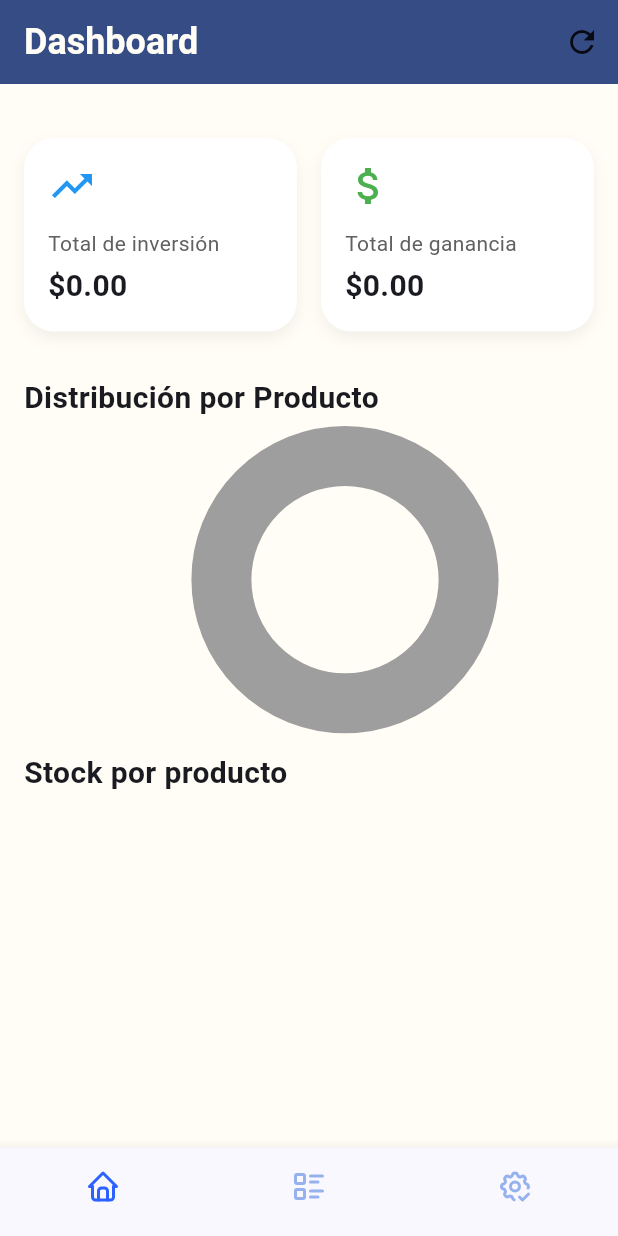
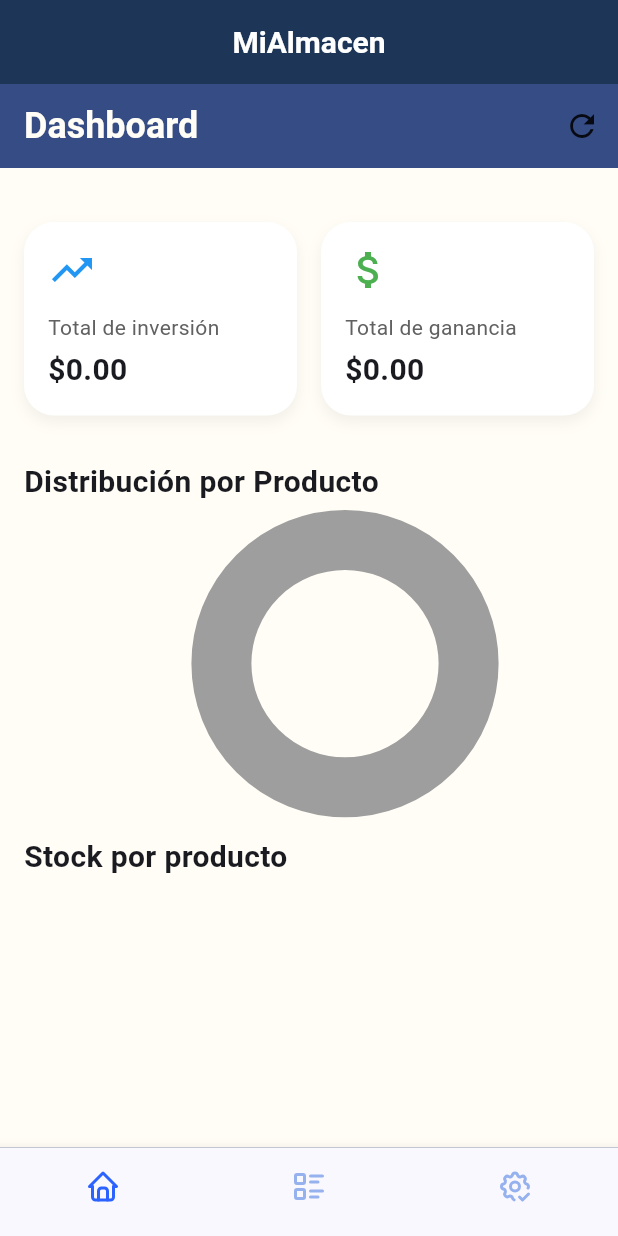
Before and after one commit to AldroX/miAlmacenApp, a Flutter app: the screen it shows after launch, on a phone screen of 412 x 824 dp. Run offline on Flutter 3.47's test engine with Material 3 defaults, Android fonts, the phone set to English and light mode, and no system bars; drawn by our look-alikes of pie_chart; our stand-ins replace firebase_core, flutter_svg, hive, hive_flutter, image_picker; accounts and stored records are empty.

Commit message:
fix:configuracion del nav con los nuevos colores

```diff
--- a/lib/main.dart
+++ b/lib/main.dart
@@ -7,6 +7,7 @@ import 'services/product_service.dart';
 import 'pages/dashboard.dart';
 import 'pages/products_page.dart';
 import 'widgets/test.dart';
+import 'core/theme/palette_colors.dart';
 
 const Color kActiveColor = Color.fromRGBO(44, 98, 255, 1.0);
 const Color kInactiveColor = Color(0xFF95B1EE);
@@ -27,8 +28,8 @@ const String listIcon = '''
   <path d="M13 19h5" />
   <path d="M3 4m0 1a1 1 0 0 1 1 -1h4a1 1 0 0 1 1 1v4a1 1 0 0 1 -1 1h-4a1 1 0 0 1 -1 -1z" />
   <path d="M3 14m0 1a1 1 0 0 1 1 -1h4a1 1 0 0 1 1 1v4a1 1 0 0 1 -1 1h-4a1 1 0 0 1 -1 -1z" />
-</svg>
-''';
+  </svg>
+  ''';
 
 const String settingsIcon = '''
     <svg  xmlns="http://www.w3.org/2000/svg"  width="24"  height="24"  viewBox="0 0 24 24"  fill="none"  stroke="currentColor"  stroke-width="2"  stroke-linecap="round"  stroke-linejoin="round"  class="icon icon-tabler icons-tabler-outline icon-tabler-settings-check">
@@ -44,6 +45,7 @@ void main() async {
   try {
     await Hive.initFlutter();
     Hive.registerAdapter(ProductAdapter());
+
     try {
       await Hive.openBox<Product>(ProductService.boxName);
     } catch (_) {
@@ -68,9 +70,9 @@ class MyAlmacenApp extends StatelessWidget {
       theme: ThemeData(
         useMaterial3: true,
         colorScheme: ColorScheme.fromSeed(seedColor: kActiveColor),
-        scaffoldBackgroundColor: const Color(0xFFF5F7FA),
+        scaffoldBackgroundColor: AppColors.azulMarino,
         appBarTheme: const AppBarTheme(
-          backgroundColor: Color(0x00121212),
+          backgroundColor: Colors.transparent,
           elevation: 0,
           iconTheme: IconThemeData(color: Colors.black87),
           titleTextStyle: TextStyle(
@@ -102,7 +104,6 @@ class RootPage extends StatefulWidget {
 
 class _RootPageState extends State<RootPage> {
   int selectedIndex = 0;
-
   final List<Widget> pages = const [
     DashboardPage(),
     ProductsPage(),
@@ -124,7 +125,19 @@ class _RootPageState extends State<RootPage> {
   @override
   Widget build(BuildContext context) {
     return Scaffold(
-      body: pages[selectedIndex],
+      appBar: AppBar(
+          backgroundColor: Colors.transparent,
+          elevation: 0,
+          centerTitle: true,
+          title: const Text(
+            'MiAlmacen',
+            style: TextStyle(
+                color: Colors.white, fontWeight: FontWeight.bold, fontSize: 20),
+          )),
+      body: IndexedStack(
+        index: selectedIndex,
+        children: pages,
+      ),
       bottomNavigationBar: BottomNavigationBar(
         currentIndex: selectedIndex,
         onTap: _onItemTapped,
```
